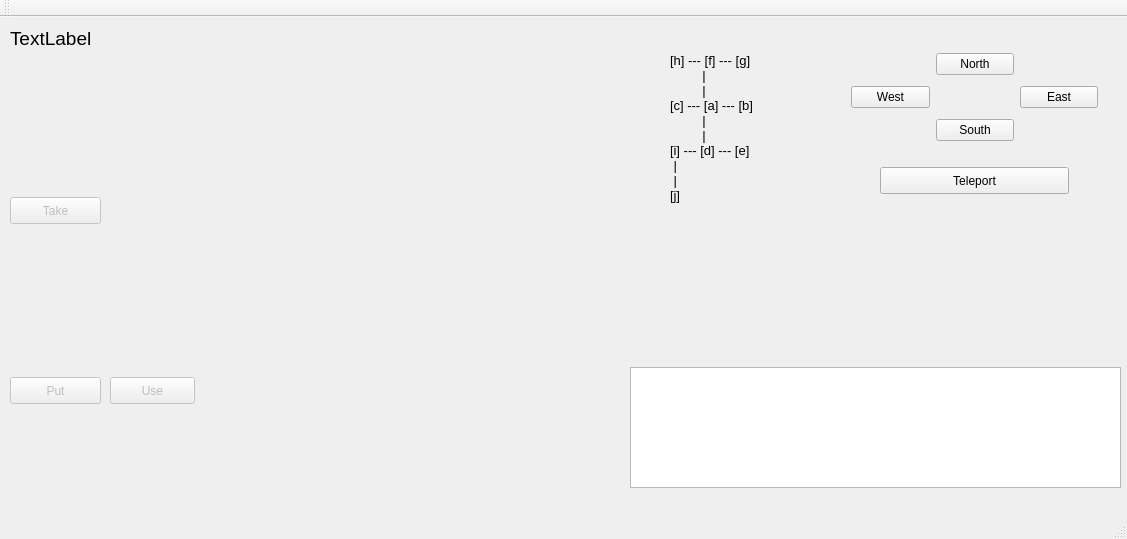
Old version of the form mainwindow.ui in the repository colmlg/ZorkProject.
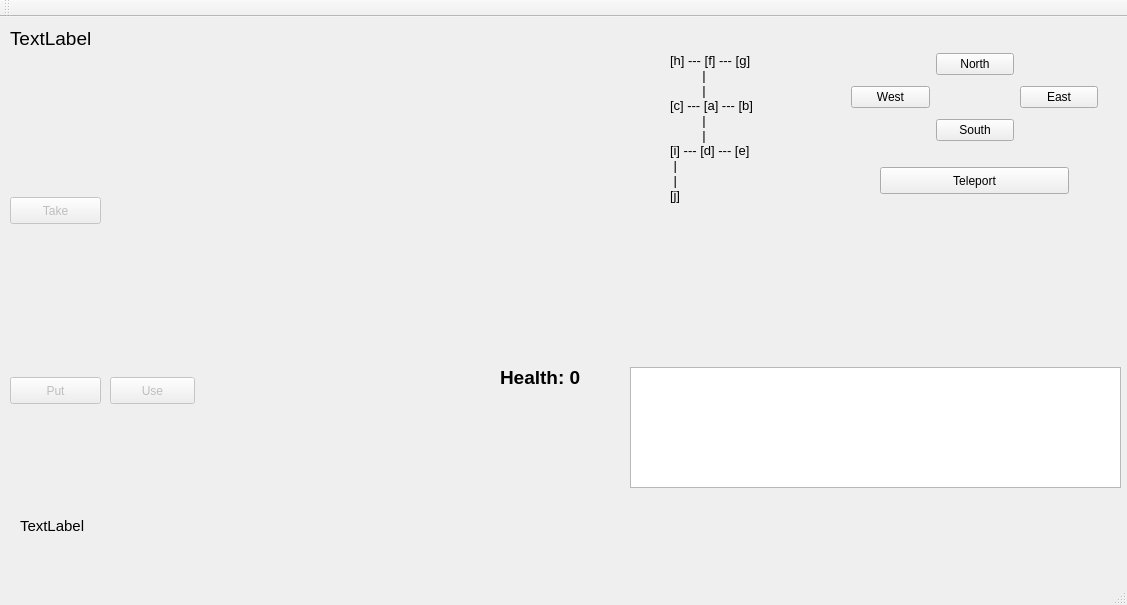
New version of the form.

```diff
--- a/mainwindow.ui
+++ b/mainwindow.ui
@@ -7,7 +7,7 @@
     <x>0</x>
     <y>0</y>
     <width>1127</width>
-    <height>539</height>
+    <height>605</height>
    </rect>
   </property>
   <property name="windowTitle">
@@ -491,6 +491,62 @@
      <string>Use</string>
     </property>
    </widget>
+   <widget class="QLabel" name="healthLabel">
+    <property name="geometry">
+     <rect>
+      <x>500</x>
+      <y>350</y>
+      <width>121</width>
+      <height>20</height>
+     </rect>
+    </property>
+    <property name="font">
+     <font>
+      <pointsize>14</pointsize>
+      <weight>75</weight>
+      <bold>true</bold>
+     </font>
+    </property>
+    <property name="text">
+     <string>Health: 0</string>
+    </property>
+   </widget>
+   <widget class="QLabel" name="inventoryItemInfoLabel">
+    <property name="geometry">
+     <rect>
+      <x>20</x>
+      <y>500</y>
+      <width>201</width>
+      <height>17</height>
+     </rect>
+    </property>
+    <property name="font">
+     <font>
+      <pointsize>11</pointsize>
+     </font>
+    </property>
+    <property name="text">
+     <string>TextLabel</string>
+    </property>
+   </widget>
+   <widget class="QLabel" name="roomItemInfoLabel">
+    <property name="geometry">
+     <rect>
+      <x>10</x>
+      <y>300</y>
+      <width>301</width>
+      <height>31</height>
+     </rect>
+    </property>
+    <property name="font">
+     <font>
+      <pointsize>12</pointsize>
+     </font>
+    </property>
+    <property name="text">
+     <string/>
+    </property>
+   </widget>
   </widget>
   <widget class="QMenuBar" name="menuBar">
    <property name="geometry">
```
